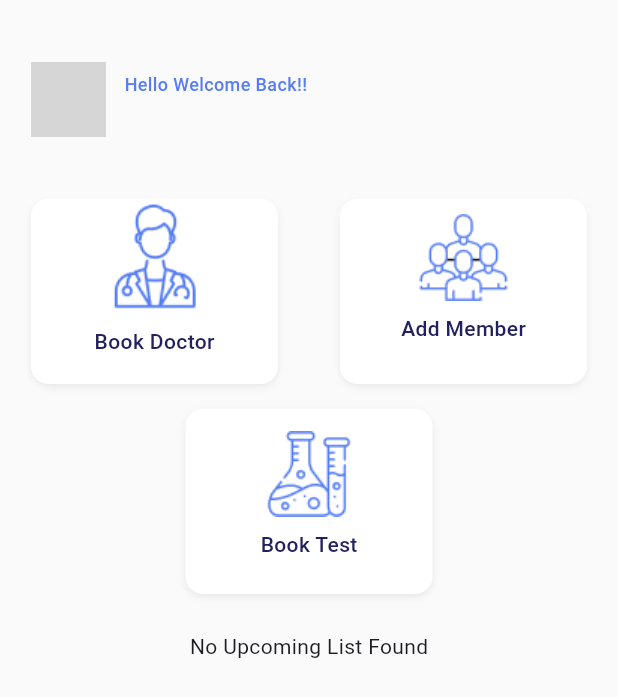
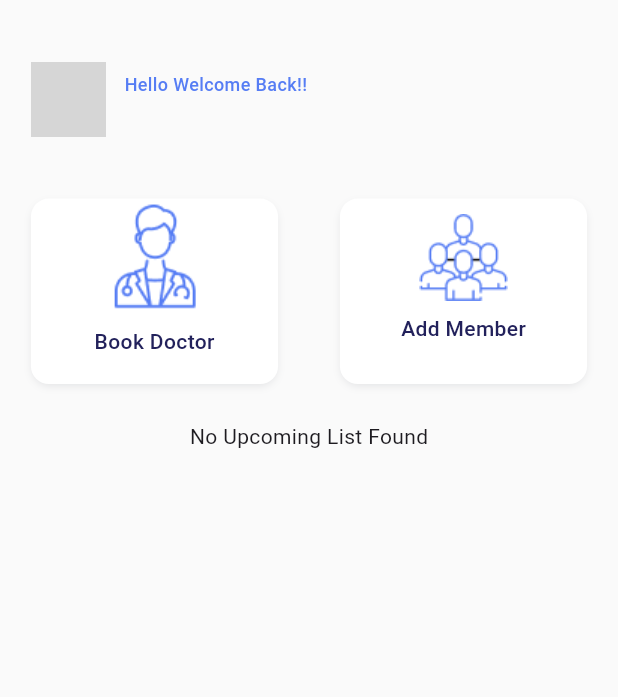
Before and after one commit to mayurcodefencers/health_workers_app, a Flutter app: the HomeScreen screen opened directly, on a phone screen of 412 x 824 dp. Shown: the top 697 px of the screen. Run offline on Flutter 3.47's test engine with Material 3 defaults, Android fonts, the phone set to English and light mode, and no system bars; our stand-ins replace dio, flutter_svg, get, image_picker, intro_slider, shared_preferences and 3 more; missing offline and left inert: flutter_downloader, zego_uikit_prebuilt_call; accounts and stored records are empty; network calls fail; Roboto replaces fonts that are missing (Montserrat); grey boxes are pictures that could not be loaded.

Commit message:
Design changes

```diff
--- a/lib/screens/home/home_screen.dart
+++ b/lib/screens/home/home_screen.dart
@@ -184,44 +184,44 @@ class _HomeScreenState extends State<HomeScreen> {
                 SizedBox(
                   height: 2.h,
                 ),
-                Container(
-                  height: 15.h,
-                  width: 40.w,
-                  // padding: EdgeInsets.all(14),
-                  decoration: BoxDecoration(
-                    color: AppColor.pureWhiteColor,
-                    borderRadius: BorderRadius.circular(12),
-                    boxShadow: const [
-                      BoxShadow(
-                        color: Color(0x19101828),
-                        blurRadius: 4,
-                        offset: Offset(0, 2),
-                        spreadRadius: -1,
-                      )
-                    ],
-                  ),
-                  child: Padding(
-                    padding: const EdgeInsets.all(15.0),
-                    child: Column(
-                      children: [
-                        Image.asset(
-                          AppAssets.test,
-                        ),
-                        SizedBox(
-                          height: 1.h,
-                        ),
-                        Text(
-                          bookTest,
-                          style: AppTextStyle.mediumText.copyWith(
-                              color: AppColor.navyBlueColor, fontSize: 14),
-                        )
-                      ],
-                    ),
-                  ),
-                ),
-                SizedBox(
-                  height: 2.h,
-                ),
+                // Container(
+                //   height: 15.h,
+                //   width: 40.w,
+                //   // padding: EdgeInsets.all(14),
+                //   decoration: BoxDecoration(
+                //     color: AppColor.pureWhiteColor,
+                //     borderRadius: BorderRadius.circular(12),
+                //     boxShadow: const [
+                //       BoxShadow(
+                //         color: Color(0x19101828),
+                //         blurRadius: 4,
+                //         offset: Offset(0, 2),
+                //         spreadRadius: -1,
+                //       )
+                //     ],
+                //   ),
+                //   child: Padding(
+                //     padding: const EdgeInsets.all(15.0),
+                //     child: Column(
+                //       children: [
+                //         Image.asset(
+                //           AppAssets.test,
+                //         ),
+                //         SizedBox(
+                //           height: 1.h,
+                //         ),
+                //         Text(
+                //           bookTest,
+                //           style: AppTextStyle.mediumText.copyWith(
+                //               color: AppColor.navyBlueColor, fontSize: 14),
+                //         )
+                //       ],
+                //     ),
+                //   ),
+                // ),
+                // SizedBox(
+                //   height: 2.h,
+                // ),
                 // Text(
                 //   currentToken,
                 //   style: AppTextStyle.mediumText.copyWith(
@@ -256,18 +256,18 @@ class _HomeScreenState extends State<HomeScreen> {
                       style: AppTextStyle.semiBoldText
                           .copyWith(color: AppColor.primaryColor, fontSize: 16),
                     ),
-                    ButtonWidget(
-                      text: viewAll,
-                      width: 25.w,
-                      height: 5.h,
-                      textStyle: AppTextStyle.normalText.copyWith(
-                        color: AppColor.pureWhiteColor,
-                      ),
-                      onTap: () {
-                        Get.to(() => const BookingScreen());
-                      },
-                      borderRadius: 10,
-                    )
+                    // ButtonWidget(
+                    //   text: viewAll,
+                    //   width: 25.w,
+                    //   height: 5.h,
+                    //   textStyle: AppTextStyle.normalText.copyWith(
+                    //     color: AppColor.pureWhiteColor,
+                    //   ),
+                    //   onTap: () {
+                    //     Get.to(() => const BookingScreen());
+                    //   },
+                    //   borderRadius: 10,
+                    // )
                   ],
                 ) : const SizedBox(),
                 SizedBox(
--- a/lib/screens/show_image.dart
+++ b/lib/screens/show_image.dart
@@ -46,6 +46,7 @@ class _ShowImageScreenState extends State<ShowImageScreen> {
             color: AppColor.navyBlueColor,
           ),
         ),
+
       ),
       body: WebView(
         initialUrl: controller.bookingDetailsModel?.doctorDoc?.first.file ?? "",
```
